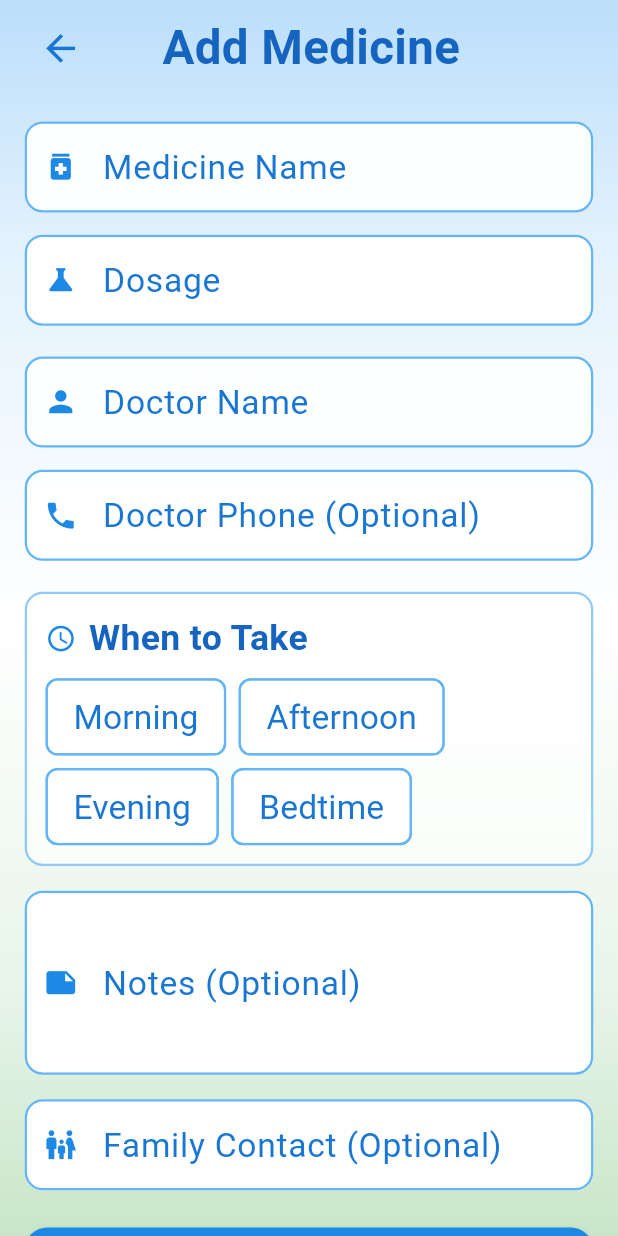
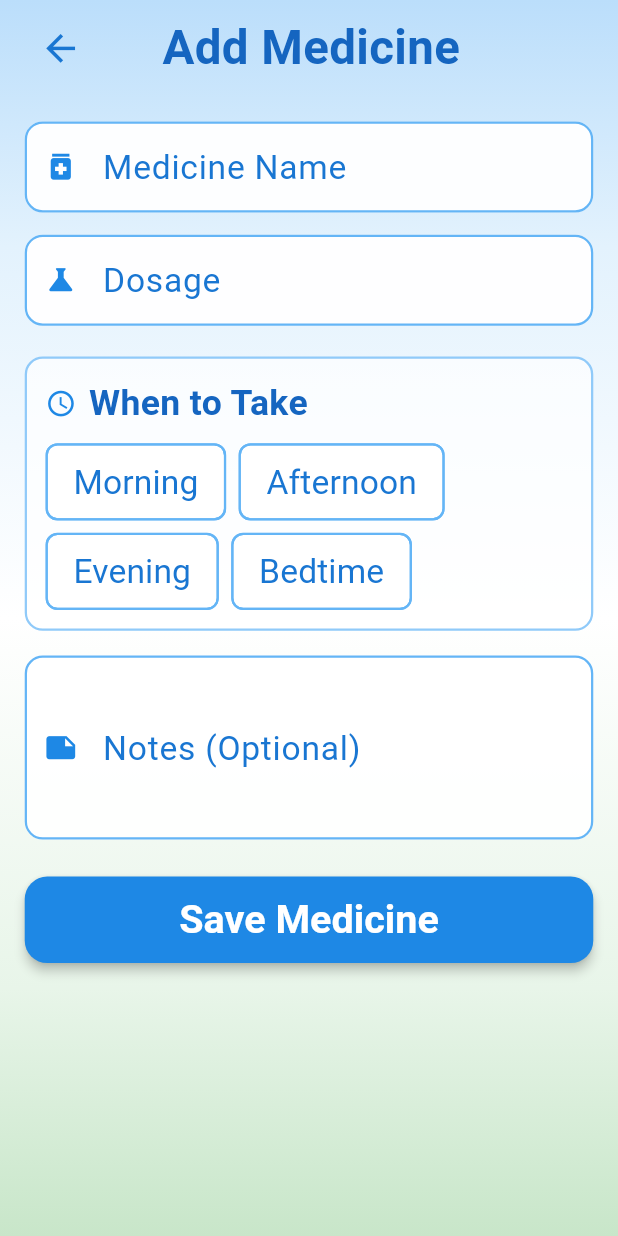
Before and after one commit to aapin1/Pebl-Senior-Assist-App-, a Flutter app: the AddEditMedicineScreen screen opened directly with empty values, on a phone screen of 412 x 824 dp. Run offline on Flutter 3.47's test engine with Material 3 defaults, Android fonts, the light colour scheme and no system bars; our stand-ins replace flutter_dotenv, flutter_tts, google_mobile_ads, shared_preferences, speech_to_text; accounts and stored records are empty.

Commit message:
Simplify medicine tracking and fix app flow
Medicine Changes:
- Removed doctor name and phone fields from model and form
- Removed family contact field from model and form
- Simplified medicine cards to show only: name, dosage, times, notes
- Cleaner, simpler form with just essential fields

App Flow Changes:
- First launch: Accessibility setup -> Ad disclaimer -> Home screen
- Subsequent launches: Go directly to home screen
- Ad disclaimer now shows only ONCE on first launch (not every time)
- Removed disclaimer from 'Ask a Question' button
- User can freely navigate after first-time setup

Technical:
- Updated Medicine model to remove doctorName, doctorPhone, familyContact
- Updated add_edit_medicine_screen to remove those fields from UI
- Updated medicine_screen to remove doctor display from cards
- Updated main.dart to check hasCompletedAccessibilitySetup flag
- Updated home_screen to show ad disclaimer once on first launch
- All changes maintain backward compatibility with existing data

```diff
--- a/lib/models/medicine.dart
+++ b/lib/models/medicine.dart
@@ -1,25 +1,19 @@
 /// Model class for storing medicine information
-/// Represents a single medication with all its details
+/// Represents a single medication with essential details only
 class Medicine {
   final String id; // Unique identifier
   final String name; // Medicine name (e.g., "Metformin")
   final String dosage; // Dosage amount (e.g., "500mg")
-  final String doctorName; // Prescribing doctor
-  final String? doctorPhone; // Optional doctor phone number
   final List<String> timesToTake; // When to take (e.g., ["Morning", "Evening"])
   final String? notes; // Optional additional notes
-  final String? familyContact; // Optional family member contact
   final DateTime createdAt; // When medicine was added
 
   Medicine({
     required this.id,
     required this.name,
     required this.dosage,
-    required this.doctorName,
-    this.doctorPhone,
     required this.timesToTake,
     this.notes,
-    this.familyContact,
     required this.createdAt,
   });
 
@@ -29,11 +23,8 @@ class Medicine {
       'id': id,
       'name': name,
       'dosage': dosage,
-      'doctorName': doctorName,
-      'doctorPhone': doctorPhone,
       'timesToTake': timesToTake,
       'notes': notes,
-      'familyContact': familyContact,
       'createdAt': createdAt.toIso8601String(),
     };
   }
@@ -44,11 +35,8 @@ class Medicine {
       id: json['id'] as String,
       name: json['name'] as String,
       dosage: json['dosage'] as String,
-      doctorName: json['doctorName'] as String,
-      doctorPhone: json['doctorPhone'] as String?,
       timesToTake: List<String>.from(json['timesToTake'] as List),
       notes: json['notes'] as String?,
-      familyContact: json['familyContact'] as String?,
       createdAt: DateTime.parse(json['createdAt'] as String),
     );
   }
@@ -58,22 +46,16 @@ class Medicine {
     String? id,
     String? name,
     String? dosage,
-    String? doctorName,
-    String? doctorPhone,
     List<String>? timesToTake,
     String? notes,
-    String? familyContact,
     DateTime? createdAt,
   }) {
     return Medicine(
       id: id ?? this.id,
       name: name ?? this.name,
       dosage: dosage ?? this.dosage,
-      doctorName: doctorName ?? this.doctorName,
-      doctorPhone: doctorPhone ?? this.doctorPhone,
       timesToTake: timesToTake ?? this.timesToTake,
       notes: notes ?? this.notes,
-      familyContact: familyContact ?? this.familyContact,
       createdAt: createdAt ?? this.createdAt,
     );
   }
--- a/lib/screens/add_edit_medicine_screen.dart
+++ b/lib/screens/add_edit_medicine_screen.dart
@@ -31,10 +31,7 @@ class _AddEditMedicineScreenState extends State<AddEditMedicineScreen> {
   // Text controllers for form fields
   late TextEditingController _nameController;
   late TextEditingController _dosageController;
-  late TextEditingController _doctorNameController;
-  late TextEditingController _doctorPhoneController;
   late TextEditingController _notesController;
-  late TextEditingController _familyContactController;
 
   // Selected times to take medicine
   final Set<String> _selectedTimes = {};
@@ -52,10 +49,7 @@ class _AddEditMedicineScreenState extends State<AddEditMedicineScreen> {
     // Initialize controllers with existing data if editing
     _nameController = TextEditingController(text: widget.medicine?.name ?? '');
     _dosageController = TextEditingController(text: widget.medicine?.dosage ?? '');
-    _doctorNameController = TextEditingController(text: widget.medicine?.doctorName ?? '');
-    _doctorPhoneController = TextEditingController(text: widget.medicine?.doctorPhone ?? '');
     _notesController = TextEditingController(text: widget.medicine?.notes ?? '');
-    _familyContactController = TextEditingController(text: widget.medicine?.familyContact ?? '');
 
     // Initialize selected times if editing
     if (widget.medicine != null) {
@@ -68,10 +62,7 @@ class _AddEditMedicineScreenState extends State<AddEditMedicineScreen> {
     // Clean up controllers
     _nameController.dispose();
     _dosageController.dispose();
-    _doctorNameController.dispose();
-    _doctorPhoneController.dispose();
     _notesController.dispose();
-    _familyContactController.dispose();
     super.dispose();
   }
 
@@ -100,17 +91,10 @@ class _AddEditMedicineScreenState extends State<AddEditMedicineScreen> {
         id: widget.medicine?.id ?? DateTime.now().millisecondsSinceEpoch.toString(),
         name: _nameController.text.trim(),
         dosage: _dosageController.text.trim(),
-        doctorName: _doctorNameController.text.trim(),
-        doctorPhone: _doctorPhoneController.text.trim().isEmpty
-            ? null
-            : _doctorPhoneController.text.trim(),
         timesToTake: _selectedTimes.toList(),
         notes: _notesController.text.trim().isEmpty
             ? null
             : _notesController.text.trim(),
-        familyContact: _familyContactController.text.trim().isEmpty
-            ? null
-            : _familyContactController.text.trim(),
         createdAt: widget.medicine?.createdAt ?? DateTime.now(),
       );
 
@@ -253,33 +237,6 @@ class _AddEditMedicineScreenState extends State<AddEditMedicineScreen> {
 
                             SizedBox(height: screenHeight * 0.025),
 
-                            // Doctor Name field
-                            _buildTextField(
-                              controller: _doctorNameController,
-                              label: 'Doctor Name',
-                              hint: 'e.g., Smith',
-                              icon: Icons.person,
-                              required: true,
-                              baseTextSize: baseTextSize,
-                              screenHeight: screenHeight,
-                            ),
-
-                            SizedBox(height: screenHeight * 0.018),
-
-                            // Doctor Phone field (optional)
-                            _buildTextField(
-                              controller: _doctorPhoneController,
-                              label: 'Doctor Phone (Optional)',
-                              hint: 'e.g., (555) 123-4567',
-                              icon: Icons.phone,
-                              required: false,
-                              keyboardType: TextInputType.phone,
-                              baseTextSize: baseTextSize,
-                              screenHeight: screenHeight,
-                            ),
-
-                            SizedBox(height: screenHeight * 0.025),
-
                             // When to take section
                             Container(
                               padding: EdgeInsets.all(screenWidth * 0.03),
@@ -367,19 +324,6 @@ class _AddEditMedicineScreenState extends State<AddEditMedicineScreen> {
                               icon: Icons.note,
                               required: false,
                               maxLines: 3,
-                              baseTextSize: baseTextSize,
-                              screenHeight: screenHeight,
-                            ),
-
-                            SizedBox(height: screenHeight * 0.02),
-
-                            // Family Contact field (optional)
-                            _buildTextField(
-                              controller: _familyContactController,
-                              label: 'Family Contact (Optional)',
-                              hint: 'e.g., John (555) 987-6543',
-                              icon: Icons.family_restroom,
-                              required: false,
                               baseTextSize: baseTextSize,
                               screenHeight: screenHeight,
                             ),
```
Also changed, not shown: lib/main.dart (+9 -2 lines), lib/screens/home_screen.dart (+24 -10 lines), lib/screens/medicine_screen.dart (+1 -26 lines), lib/screens/medicine_screen_old.dart (added, +123 -0 lines), 1 other file.
